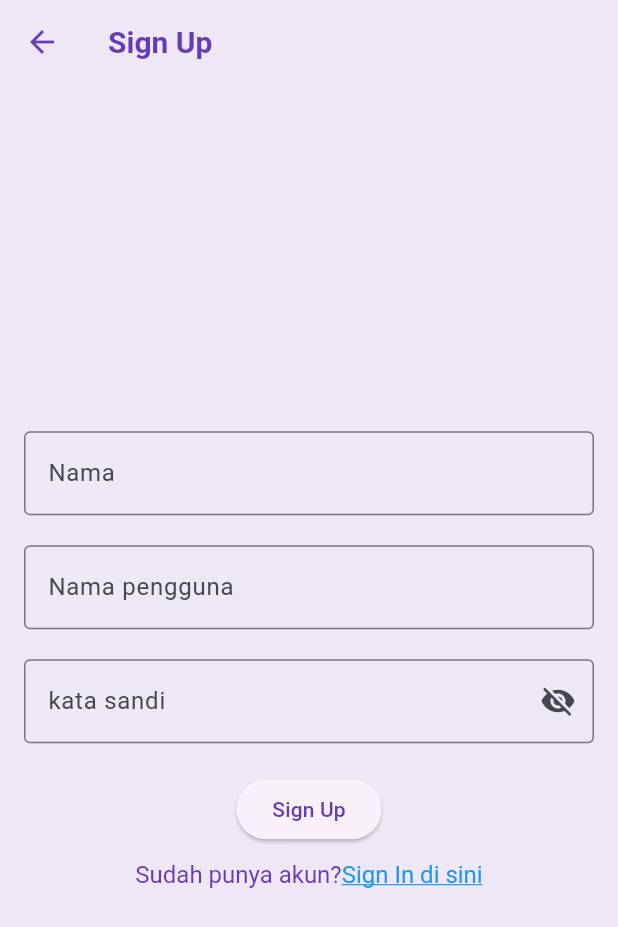
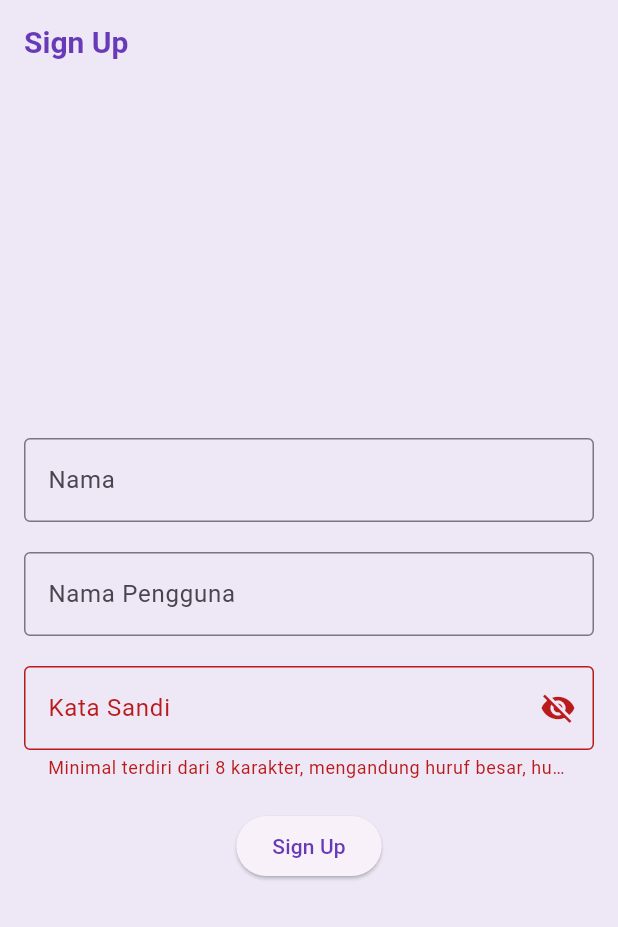
Before and after one commit to NabilaSZ/wisata_candi_NabilaSZ, a Flutter app: the SignUpScreen screen opened directly, after a tap on "Sign Up", on a phone screen of 412 x 824 dp. Shown: the top 927 px of the screen. Run offline on Flutter 3.47's test engine with Material 3 defaults, Android fonts, the phone set to English and light mode, and no system bars.

Commit message:
pertemuan 21

```diff
--- a/lib/main.dart
+++ b/lib/main.dart
@@ -7,7 +7,6 @@ import 'package:wisata_candi/data/candi_data.dart';
 import 'package:wisata_candi/screens/profil_screen.dart';
 import 'package:wisata_candi/screens/sign_in_screen.dart';
 import 'package:wisata_candi/screens/sign_up_screen.dart';
-
 
 void main() {
   runApp(const MyApp());
@@ -39,10 +38,10 @@ class MyApp extends StatelessWidget {
       // home: ProfileScreen(),
       // home: DetailScreen(candi: candiList[0]),
       // home: SignInScreen(),
-      // home: SignUpScreen(),
+       home: SignUpScreen(),
       // home: SearchScreen(),
       //home: HomeScreen(),
-      home : MainScreen(),
+      //home : MainScreen(),
     );
   }
 }
--- a/lib/screens/sign_up_screen.dart
+++ b/lib/screens/sign_up_screen.dart
@@ -1,6 +1,5 @@
 import 'package:flutter/material.dart';
 import 'package:flutter/gestures.dart';
-
 class SignUpScreen extends StatefulWidget {
   const SignUpScreen({super.key});
 
@@ -9,102 +8,101 @@ class SignUpScreen extends StatefulWidget {
 }
 
 class _SignUpScreenState extends State<SignUpScreen> {
-
-  // TODO:1. Deklarasikan variabel
-  final TextEditingController _namapcontroller = TextEditingController();
-
-  final TextEditingController _usernamecontroller = TextEditingController();
-
-  final TextEditingController _passwordcontroller = TextEditingController();
+  final TextEditingController _nameController = TextEditingController();
+  final TextEditingController _usernameController = TextEditingController();
+  final TextEditingController _passwordController = TextEditingController();
 
   String _errorText = '';
 
-  bool _isSignedIn = false;
+  bool _obscurePassword = true;
 
-  bool _obscurePassword = true;
+  // TODO: 1. Membuat fungsi _signUp
+  void _signUp() async {
+    final String name = _nameController.text.trim();
+    final String username = _usernameController.text.trim();
+    final String password = _passwordController.text.trim();
+
+    if (password.length < 8 ||
+        !password.contains(RegExp(r'[A-Z]')) ||
+        !password.contains(RegExp(r'[a-z]')) ||
+        !password.contains(RegExp(r'[0-9]')) ||
+        !password.contains(RegExp(r'[!@#$%^&*(),.?":{}|<>]')))
+      print('*** Sign up berhasil!');
+      print('Nama : $name');
+      print('Nama Pengguna : $username');
+      print('Password : $password');
+        {
+      setState(() {
+        _errorText =
+        'Minimal terdiri dari 8 karakter, mengandung huruf besar, huruf kecil, angka, dan karakter spesial';
+      });
+      return;
+    }
+  }
+
+  // TODO: 2. Membuat fungsi dispose
+  @override
+  void dispose() {
+    // TODO: Implement dispose
+    super.dispose();
+  }
+
   @override
   Widget build(BuildContext context) {
-    return  Scaffold(
-      //   TODO: 2. pasang appbar
-      appBar: AppBar(title: Text('Sign Up'),),
-      //   TODO: 3. Pasang body
+    return Scaffold(
+      appBar: AppBar(
+        title: const Text('Sign Up'),
+      ),
       body: Center(
         child: SingleChildScrollView(
           child: Padding(
             padding: const EdgeInsets.all(16),
             child: Form(
               child: Column(
-                  // TODO:4 Atur MAINXISALIGNMENT DAN CROSSASISALIGNMENT
+                crossAxisAlignment: CrossAxisAlignment.center,
                 mainAxisAlignment: MainAxisAlignment.center,
-                  crossAxisAlignment: CrossAxisAlignment.center,
                 children: [
                   TextFormField(
-                      controller: _namapcontroller,
+                    controller: _nameController,
                     decoration: InputDecoration(
                       labelText: "Nama",
                       border: OutlineInputBorder(),
                     ),
                   ),
-                    SizedBox(height: 20,),
-                    //   Todo:5. pasang textformfield nama pengguna
+                  const SizedBox(height: 20),
                   TextFormField(
-                      controller: _usernamecontroller,
+                    controller: _usernameController,
                     decoration: InputDecoration(
-                        labelText: "Nama pengguna",
+                      labelText: "Nama Pengguna",
                       border: OutlineInputBorder(),
                     ),
                   ),
-                    //   TODO 6. Pasang textform kata sandi
-                    SizedBox(height: 20,),
+                  const SizedBox(height: 20),
                   TextFormField(
-                      controller: _passwordcontroller,
+                    controller: _passwordController,
                     decoration: InputDecoration(
-                        labelText: "kata sandi",
+                      labelText: "Kata Sandi",
                       errorText: _errorText.isNotEmpty ? _errorText : null,
                       border: OutlineInputBorder(),
                       suffixIcon: IconButton(
-                          onPressed: (){
+                        onPressed: () {
                           setState(() {
                             _obscurePassword = !_obscurePassword;
                           });
                         },
                         icon: Icon(
-                            _obscurePassword ? Icons.visibility_off
-                                :Icons.visibility,
-                          ),),
+                          _obscurePassword
+                              ? Icons.visibility_off
+                              : Icons.visibility,
+                        ),
+                      ),
                     ),
                     obscureText: _obscurePassword,
                   ),
-                    //   Todo 7. pasang elevated sign in
-                    SizedBox(height: 20,),
-                    ElevatedButton(
-                        onPressed: (){},
-                        child: Text("Sign Up")),
-                    //   TODO 8. PASANG TEXT BUTTON SIGN UP
-                    SizedBox(height: 10,),
-                    // TextButton(
-                    //     onPressed: (){},
-                    //     child: Text("Sudah punya akun? Sign In di sini")),
-                    RichText(
-                        text: TextSpan(
-                          text: "Sudah punya akun?",
-                          style: TextStyle(fontSize: 16, color: Colors.deepPurple),
-                          children: <TextSpan>[
-                            TextSpan(
-                              text: "Sign In di sini",
-                              style: TextStyle(
-                                  color: Colors.blue,
-                                  decoration: TextDecoration.underline,
-                                  fontSize: 16
+                  const SizedBox(height: 20),
+                  ElevatedButton(onPressed: _signUp, child: Text('Sign Up')),
+                ],
               ),
-                              recognizer: TapGestureRecognizer()
-                                ..onTap = (){},
-                            ),
-                          ],
-                        )
-                    ),
-                  ],
-                )
             ),
           ),
         ),
```
Lines whose indentation alone changed are shown as unchanged.
